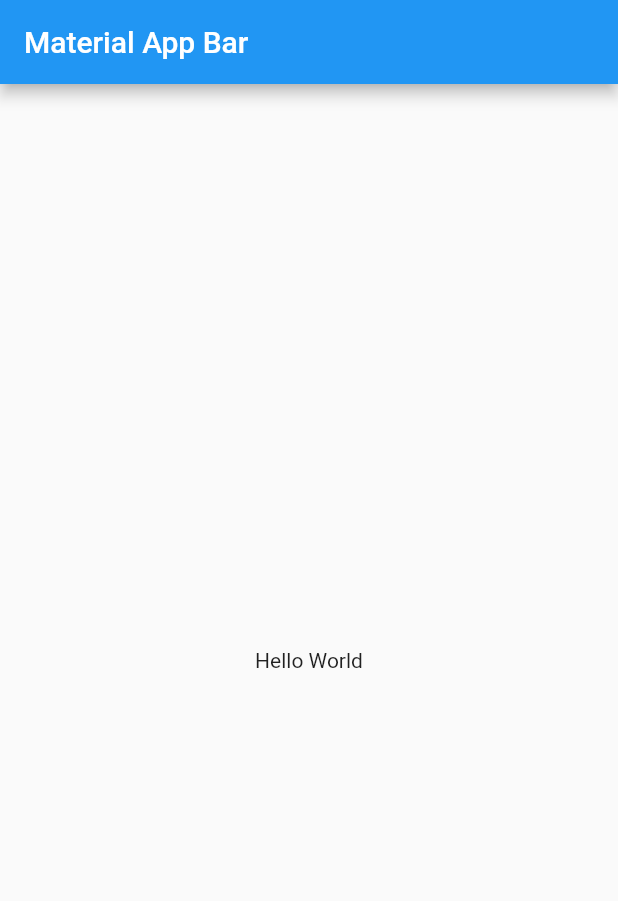
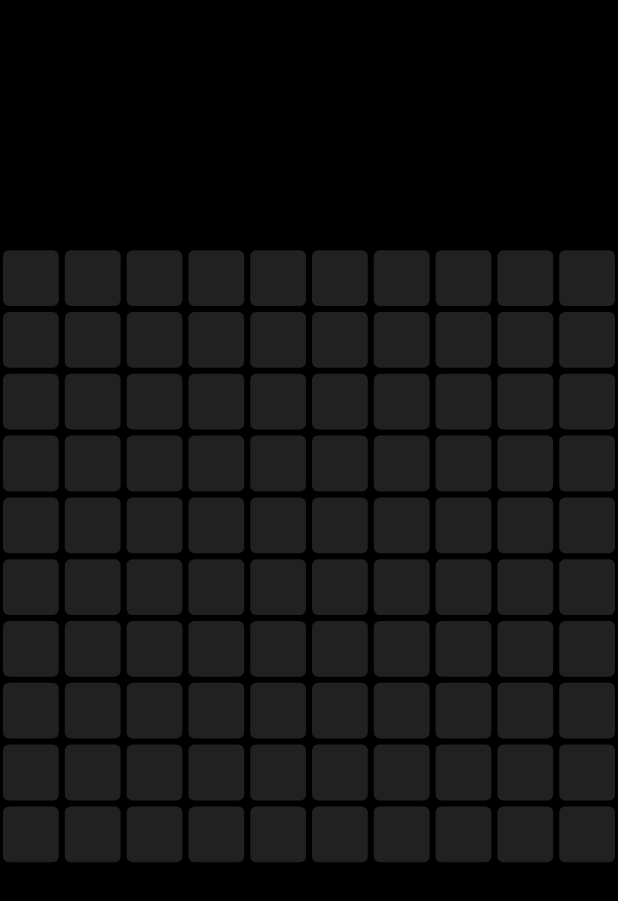
Before and after one commit to Victor78970513/Snake_Game, a Flutter app: the screen it shows after launch, on a phone screen of 412 x 824 dp. Shown: the top 901 px of the screen. Run offline on Flutter 3.47's test engine with Material 2 defaults, Android fonts, the phone set to English and light mode, and no system bars.

Commit message:
Grid View Implemented

```diff
--- a/lib/main.dart
+++ b/lib/main.dart
@@ -1,4 +1,5 @@
 import 'package:flutter/material.dart';
+import 'package:snake_game/screens/home_screen.dart';
 
 void main() => runApp(const MyApp());
 
@@ -8,15 +9,9 @@ class MyApp extends StatelessWidget {
   @override
   Widget build(BuildContext context) {
     return MaterialApp(
+      debugShowCheckedModeBanner: false,
       title: 'Material App',
-      home: Scaffold(
-        appBar: AppBar(
-          title: const Text('Material App Bar'),
-        ),
-        body: const Center(
-          child: Text('Hello World'),
-        ),
-      ),
+      home: HomeScreen(),
     );
   }
 }
--- /dev/null
+++ b/lib/screens/home_screen.dart
@@ -0,0 +1,54 @@
+import 'package:flutter/material.dart';
+
+class HomeScreen extends StatefulWidget {
+  @override
+  State<HomeScreen> createState() => _HomeScreenState();
+}
+
+class _HomeScreenState extends State<HomeScreen> {
+  // grid dimensions
+  int rowSize = 10;
+  int totalNumberOfSquares = 100;
+
+  @override
+  Widget build(BuildContext context) {
+    return Scaffold(
+      backgroundColor: Colors.black,
+      body: Column(
+        children: [
+          // high scores
+          Expanded(
+            child: Container(),
+          ),
+
+          // game grid
+          Expanded(
+            flex: 3,
+            child: GridView.builder(
+              physics: const NeverScrollableScrollPhysics(),
+              itemCount: totalNumberOfSquares,
+              gridDelegate: SliverGridDelegateWithFixedCrossAxisCount(
+                  crossAxisCount: rowSize),
+              itemBuilder: (context, index) {
+                return Padding(
+                  padding: const EdgeInsets.all(2.0),
+                  child: Container(
+                    decoration: BoxDecoration(
+                      color: Colors.grey[900],
+                      borderRadius: BorderRadius.circular(4),
+                    ),
+                  ),
+                );
+              },
+            ),
+          ),
+
+          // play button
+          Expanded(
+            child: Container(),
+          ),
+        ],
+      ),
+    );
+  }
+}
```
